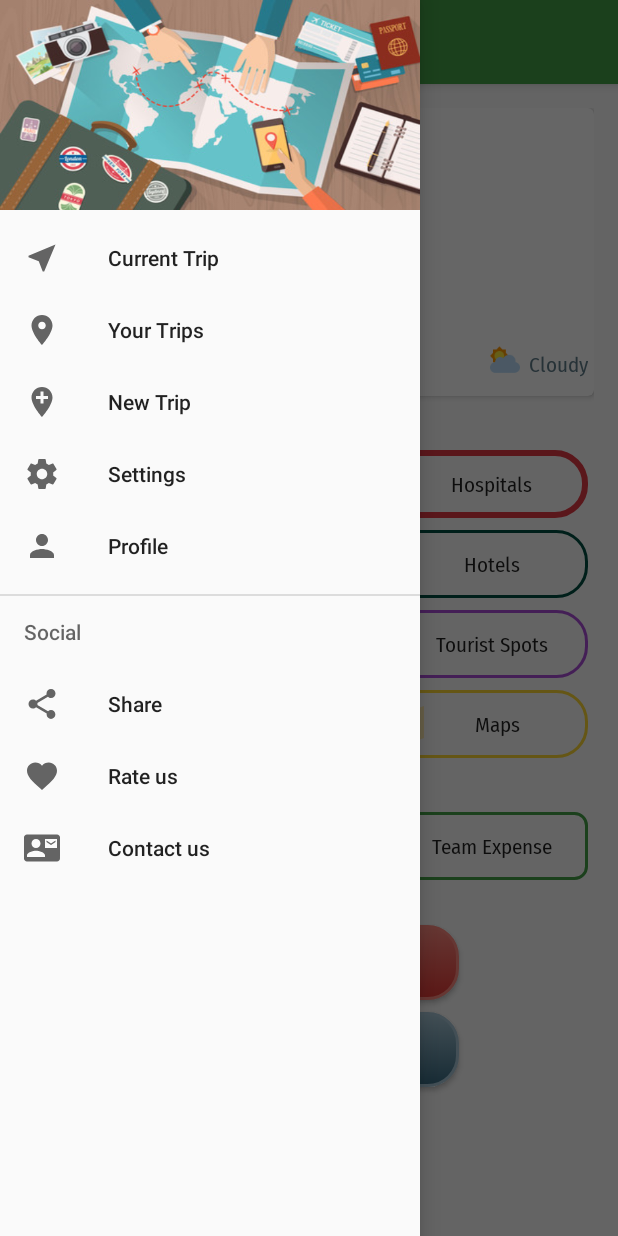
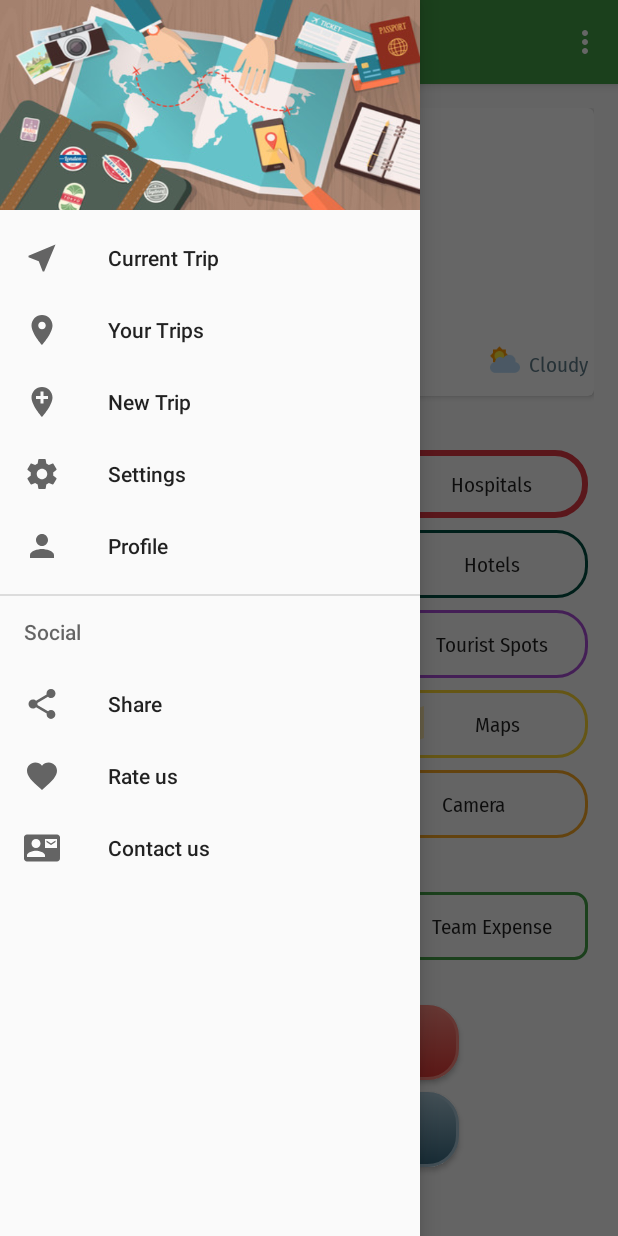
Before and after one commit to Shanto16/shed1628, an Android app: the Current_trip screen opened directly, with no data from a screen before it, with the side drawer open, on a phone screen of 412 x 824 dp. Run offline under Robolectric (Android 15) with nearby library versions, the phone set to English and light mode, and no system bars; libraries missing offline, so code that uses them is left out: com.timqi.sectorprogressview; plain views replace ColorfulRingProgressView; Roboto replaces fonts that are not available here; 3 statements that could not run were skipped.

Commit message:
completed trip page and fullscreen page

```diff
--- a/app/src/main/java/mcgyvers/mobitrip/Current_trip.java
+++ b/app/src/main/java/mcgyvers/mobitrip/Current_trip.java
@@ -39,7 +39,7 @@ public class Current_trip extends Fragment {
     ColorfulRingProgressView expenseProgress;
 
 
-    Button team_expense, my_expense,hospitals,policeStation,maps,navigation,restaurants,hotels,fuel,spots,dismiss,finish;
+    Button team_expense, my_expense,hospitals,policeStation,maps,navigation,restaurants,hotels,fuel,spots,dismiss,finish,camera;
 
     @Override
     public View onCreateView(LayoutInflater inflater, final ViewGroup container,
@@ -73,6 +73,7 @@ public class Current_trip extends Fragment {
         spots = rootView.findViewById(R.id.nav_spots);
         dismiss = rootView.findViewById(R.id.nav_dismiss);
         finish = rootView.findViewById(R.id.nav_finish);
+        camera = rootView.findViewById(R.id.take_pics);
 
 
 
@@ -91,6 +92,8 @@ public class Current_trip extends Fragment {
         finish.setTransformationMethod(null);
         team_expense.setTransformationMethod(null);
         my_expense.setTransformationMethod(null);
+        camera.setTransformationMethod(null);
+
 
 
 
@@ -113,6 +116,8 @@ public class Current_trip extends Fragment {
         weather.setTypeface(regular);
         temp.setTypeface(regular);
         currentLocation.setTypeface(regular);
+        camera.setTypeface(regular);
+
 
         _expense.setTypeface(bold);
         spent.setTypeface(bold);
@@ -189,5 +194,22 @@ public class Current_trip extends Fragment {
         return rootView;
     }
 
+    @Override
+    public void onCreateOptionsMenu(Menu menu, MenuInflater inflater) {
+        inflater.inflate(R.menu.menu_current_trip, menu);
+        super.onCreateOptionsMenu(menu,inflater);
+    }
 
+
+    @Override
+    public boolean onOptionsItemSelected(MenuItem item) {
+        // Handle item selection
+        switch (item.getItemId()) {
+            case R.id.sos:
+                Toast.makeText(getActivity(), "a pop up screen will be opened here asking for an emergency number", Toast.LENGTH_SHORT).show();
+                return true;
+            default:
+                return super.onOptionsItemSelected(item);
+        }
+    }
 }
--- a/app/src/main/res/layout/fragment_current_trip.xml
+++ b/app/src/main/res/layout/fragment_current_trip.xml
@@ -151,6 +151,18 @@
                 android:layout_margin="4dp"
                 />
 
+
+            <Button
+                android:id="@+id/take_pics"
+                android:layout_width="match_parent"
+                android:layout_height="45dp"
+                android:text="Camera"
+                android:background="@drawable/btn_police"
+                android:paddingStart="16dp"
+                android:paddingEnd="16dp"
+                android:layout_margin="4dp"
+                />
+
             <Button
                 android:id="@+id/team_expense_button"
                 android:layout_width="match_parent"
@@ -164,6 +176,9 @@
                 android:layout_marginEnd="4dp"
                 android:layout_marginStart="4dp"
                 />
+
+
+
 
 
         </LinearLayout>
```
